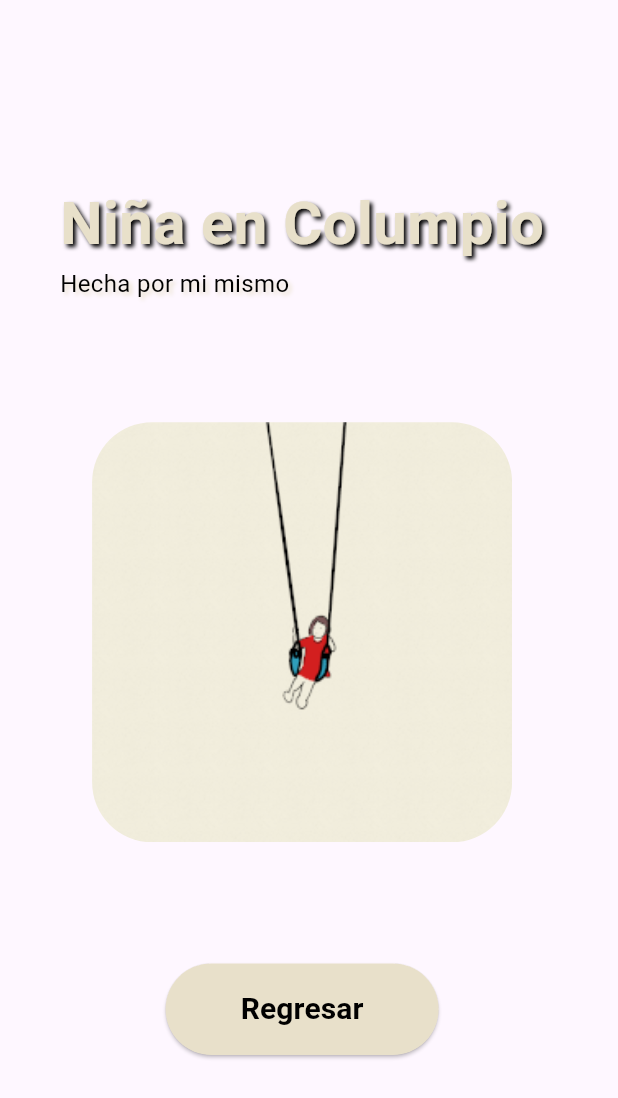
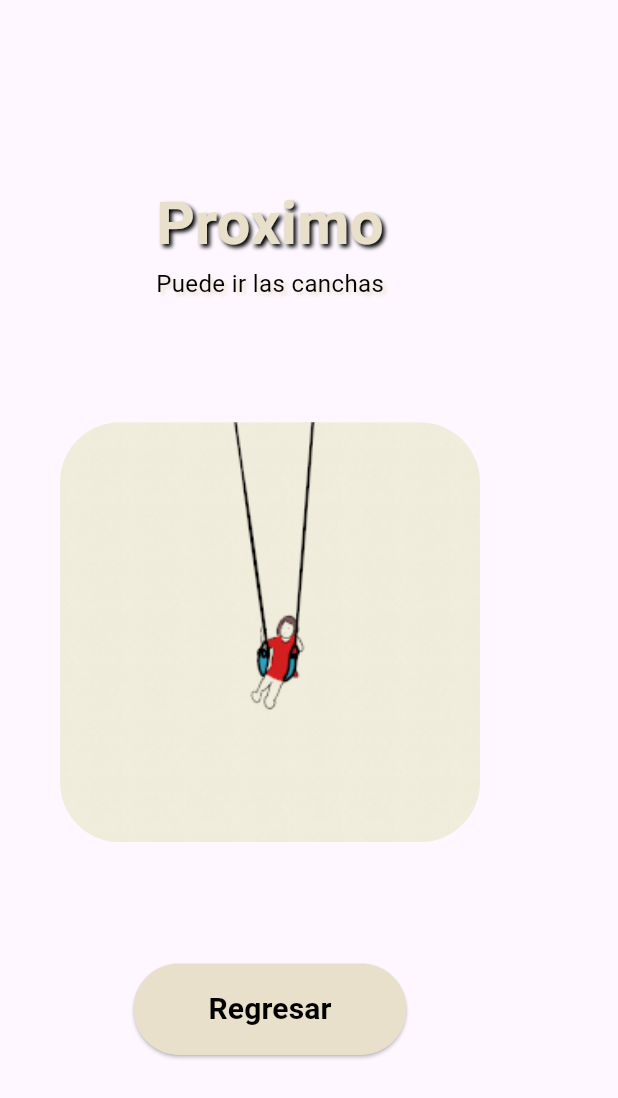
Before and after one commit to gabriiel23/FllutterApp, a Flutter app: the screen it shows after launch, after a tap on "Segunda Página", on a phone screen of 412 x 824 dp. Shown: the top 1098 px of the screen. Run offline on Flutter 3.47's test engine with Material 3 defaults, Android fonts, the phone set to English and light mode, and no system bars.

Commit message:
Orientar el proyecto a CanchAPP

```diff
--- a/lib/screens/home.dart
+++ b/lib/screens/home.dart
@@ -1,5 +1,5 @@
 import 'package:flutter/material.dart';
-import 'package:provider/provider.dart';  // Importamos provider para acceder al ThemeProvider.
+import 'package:provider/provider.dart'; // Importamos provider para acceder al ThemeProvider.
 
 import 'package:flutterapp/theme/theme_provider.dart'; // Importamos el archivo donde está el ThemeProvider.
 
@@ -13,13 +13,14 @@ class Home extends StatelessWidget {
 
     return Scaffold(
       appBar: AppBar(
-        title: const Text("Mi App en Flutter"),
+        title: const Text("CanchAPP"),
         actions: [
           IconButton(
             icon: Icon(
               themeProvider.themeMode == ThemeMode.dark
-                  ? Icons.wb_sunny  // Icono de sol si estamos en el tema oscuro.
-                  : Icons.nightlight_round,  // Icono de luna si estamos en el tema claro.
+                  ? Icons.wb_sunny // Icono de sol si estamos en el tema oscuro.
+                  : Icons
+                      .nightlight_round, // Icono de luna si estamos en el tema claro.
             ),
             onPressed: () {
               // Cambiamos el tema cuando se presiona el botón.
@@ -37,22 +38,22 @@ class Home extends StatelessWidget {
               crossAxisAlignment: CrossAxisAlignment.start,
               children: [
                 Text(
-                  "Mi App en Flutter",
+                  "CanchAPPP",
                   style: TextStyle(
-                    color: const Color.fromARGB(255, 232, 224, 202),
+                    color: const Color.fromARGB(255, 29, 84, 26),
                     fontSize: 40,
                     fontWeight: FontWeight.bold,
                     shadows: [
                       Shadow(
                         offset: Offset(2.0, 2.0),
                         blurRadius: 3.0,
-                        color: Colors.black,
+                        color: const Color.fromARGB(255, 128, 130, 127),
                       ),
                     ],
                   ),
                 ),
                 Text(
-                  "Hecha por mi mismo",
+                  "Sistema de reserva de canchas",
                   style: TextStyle(
                     color: const Color.fromARGB(255, 0, 0, 0),
                     fontSize: 16,
@@ -70,7 +71,7 @@ class Home extends StatelessWidget {
             ClipRRect(
               borderRadius: BorderRadius.circular(40.0),
               child: Image.asset(
-                'assets/casas.gif',
+                'assets/fubol.gif',
                 width: 280,
                 height: 280,
                 fit: BoxFit.cover,
@@ -85,13 +86,13 @@ class Home extends StatelessWidget {
                   child: Text(
                     "Segunda Página",
                     style: TextStyle(
-                      color: Colors.black,
-                      fontSize: 20,
-                      fontWeight: FontWeight.bold,
+                      color: Colors.white,
+                      fontSize: 16,
+                      fontWeight: FontWeight.w100,
                     ),
                   ),
                   style: ElevatedButton.styleFrom(
-                    backgroundColor: const Color.fromARGB(255, 232, 224, 202),
+                    backgroundColor: const Color.fromARGB(255, 29, 84, 26),
                     padding: EdgeInsets.symmetric(horizontal: 50, vertical: 16),
                   ),
                 ),
@@ -103,13 +104,13 @@ class Home extends StatelessWidget {
                   child: Text(
                     "Tercera Página",
                     style: TextStyle(
-                      color: Colors.black,
-                      fontSize: 20,
-                      fontWeight: FontWeight.bold,
+                      color: Colors.white,
+                      fontSize: 16,
+                      fontWeight: FontWeight.w100,
                     ),
                   ),
                   style: ElevatedButton.styleFrom(
-                    backgroundColor: const Color.fromARGB(255, 232, 224, 202),
+                    backgroundColor: const Color.fromARGB(255, 29, 84, 26),
                     padding: EdgeInsets.symmetric(horizontal: 50, vertical: 16),
                   ),
                 ),
@@ -119,14 +120,25 @@ class Home extends StatelessWidget {
             Row(
               mainAxisAlignment: MainAxisAlignment.center,
               children: [
-                Text("Tema oscuro"),
+                Text(
+                  "Tema oscuro",
+                  style: TextStyle(
+                    color: const Color.fromARGB(255, 29, 84, 26),
+                  ),
+                ),
                 Switch(
                   value: themeProvider.themeMode == ThemeMode.dark,
                   onChanged: (value) {
-                    themeProvider.toggleTheme(); // Cambia el tema cuando se toca el switch.
+                    themeProvider
+                        .toggleTheme(); // Cambia el tema cuando se toca el switch.
                   },
                 ),
-                Text("Tema claro"),
+                Text(
+                  "Tema claro",
+                  style: TextStyle(
+                    color: const Color.fromARGB(255, 29, 84, 26),
+                  ),
+                ),
               ],
             ),
           ],
--- a/lib/screens/second.dart
+++ b/lib/screens/second.dart
@@ -15,7 +15,7 @@ class Second extends StatelessWidget {
               crossAxisAlignment: CrossAxisAlignment.start,
               children: [
                 Text(
-                  "Niña en Columpio",
+                  "Proximo",
                   style: TextStyle(
                     color: const Color.fromARGB(255, 232, 224, 202),
                     fontSize: 40,
@@ -30,7 +30,7 @@ class Second extends StatelessWidget {
                   ),
                 ),
                 Text(
-                  "Hecha por mi mismo",
+                  "Puede ir las canchas",
                   style: TextStyle(
                     color: const Color.fromARGB(255, 0, 0, 0),
                     fontSize: 16,
--- a/lib/screens/third.dart
+++ b/lib/screens/third.dart
@@ -23,7 +23,7 @@ class _ThirdState extends State<Third> {
               crossAxisAlignment: CrossAxisAlignment.start,
               children: [
                 Text(
-                  "Soldado",
+                  "Proximo",
                   style: TextStyle(
                     color: const Color.fromARGB(255, 232, 224, 202),
                     fontSize: 60,
@@ -38,7 +38,7 @@ class _ThirdState extends State<Third> {
                   ),
                 ),
                 Text(
-                  "Hecha por mi mismo",
+                  "Puede ir un calendario",
                   style: TextStyle(
                     color: const Color.fromARGB(255, 0, 0, 0),
                     fontSize: 16,
```
Also changed, not shown: assets/fubol.gif (added).
